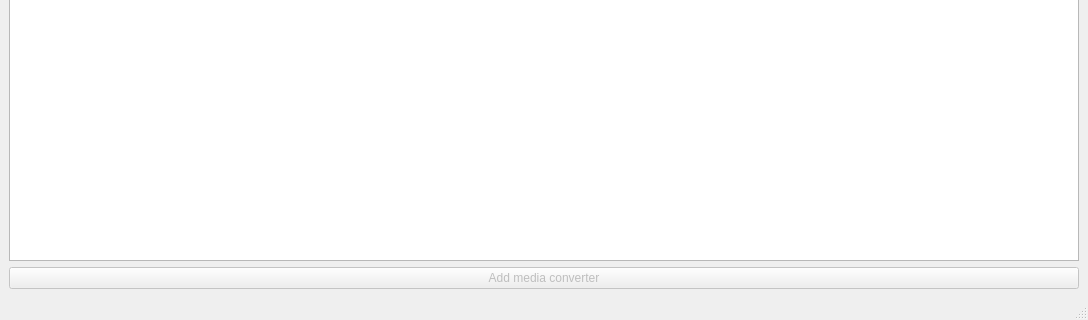
Before: the Qt Designer form ui/cn_diag_tool.main.ui in DamirKh/cn_diag_tool, drawn with Qt 5; both pictures show x 0 to 1088 and y 445 to 765 of the 1088 by 765 pixel window.
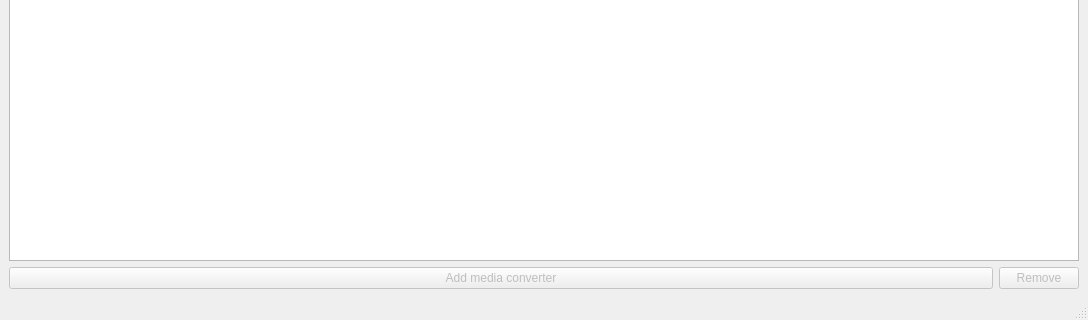
After: the same form once the commit is applied. Icons and pictures are not drawn. Custom widgets are drawn as their Qt base class.

Commit message:
Release 1.2: i18n, remove media converter, UI improvements
- add/remove media converter buttons on one row (Remove is compact)
- bump version to 1.2 and update changelog
- (dev branch) includes i18n (en/ru/fr), cross-table counts,
  path help/validation, dialog geometry, Drop all, right-aligned cells,
  unsaved-changes detection

Patch:
```diff
--- a/ui/cn_diag_tool.main.ui
+++ b/ui/cn_diag_tool.main.ui
@@ -98,10 +98,18 @@
      <widget class="DraggableTableWidget" name="tableWidget"/>
     </item>
     <item>
+     <layout class="QHBoxLayout" name="horizontalLayout_media">
+      <item>
      <widget class="QPushButton" name="pushButtonAddMediaConverter">
       <property name="enabled">
        <bool>false</bool>
       </property>
+        <property name="sizePolicy">
+         <sizepolicy hsizetype="Expanding" vsizetype="Fixed">
+          <horstretch>1</horstretch>
+          <verstretch>0</verstretch>
+         </sizepolicy>
+        </property>
       <property name="text">
        <string>Add media converter</string>
       </property>
@@ -109,6 +117,27 @@
        <bool>false</bool>
       </property>
      </widget>
+      </item>
+      <item>
+       <widget class="QPushButton" name="pushButtonRemoveMediaConverter">
+        <property name="enabled">
+         <bool>false</bool>
+        </property>
+        <property name="sizePolicy">
+         <sizepolicy hsizetype="Fixed" vsizetype="Fixed">
+          <horstretch>0</horstretch>
+          <verstretch>0</verstretch>
+         </sizepolicy>
+        </property>
+        <property name="toolTip">
+         <string>Delete the selected media converter row(s)</string>
+        </property>
+        <property name="text">
+         <string>Remove</string>
+        </property>
+       </widget>
+      </item>
+     </layout>
     </item>
    </layout>
   </widget>
```
Lines whose indentation alone changed are shown as unchanged. The commit also changes 6 other files.
